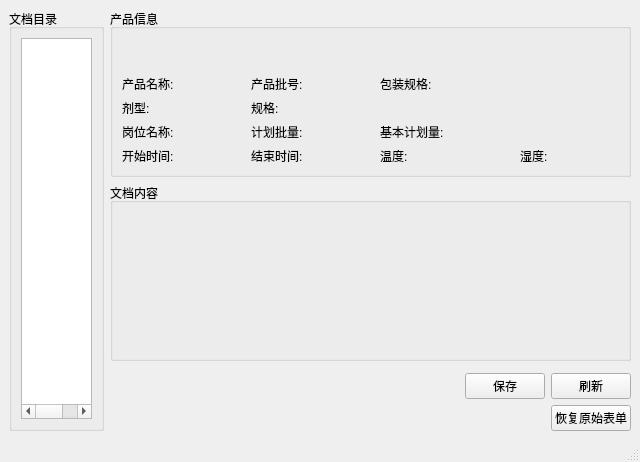
The window that workshop/views/producing.ui (zxcvbnmz0x/gmpsystem) describes before a commit, drawn with Qt 5.
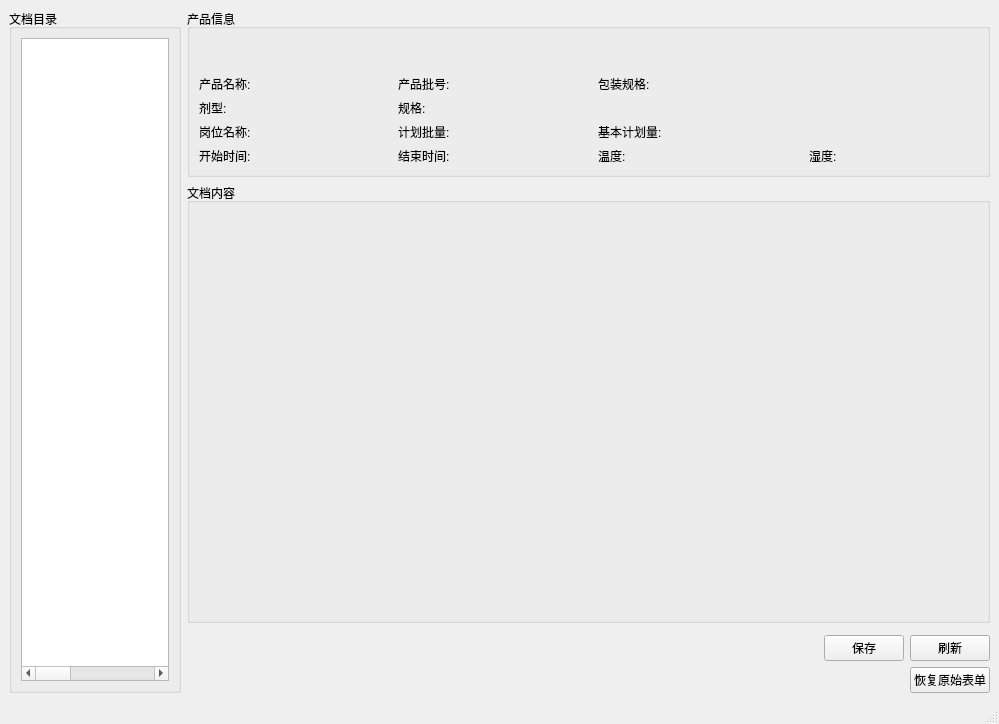
The same window after the commit.

Patch:
```diff
--- a/workshop/views/producing.ui
+++ b/workshop/views/producing.ui
@@ -6,8 +6,8 @@
    <rect>
     <x>0</x>
     <y>0</y>
-    <width>640</width>
-    <height>462</height>
+    <width>999</width>
+    <height>724</height>
    </rect>
   </property>
   <property name="sizePolicy">
@@ -61,16 +61,26 @@
            <string>名称</string>
           </property>
          </column>
-         <column>
-          <property name="text">
-           <string>id</string>
-          </property>
-         </column>
          <column>
           <property name="text">
            <string>类型</string>
           </property>
          </column>
+         <column>
+          <property name="text">
+           <string>id</string>
+          </property>
+         </column>
+         <column>
+          <property name="text">
+           <string>docid</string>
+          </property>
+         </column>
+         <column>
+          <property name="text">
+           <string>aid</string>
+          </property>
+         </column>
         </widget>
        </item>
       </layout>
```
Left out of the diff: 4 changed lines with no effect on the pictures.
